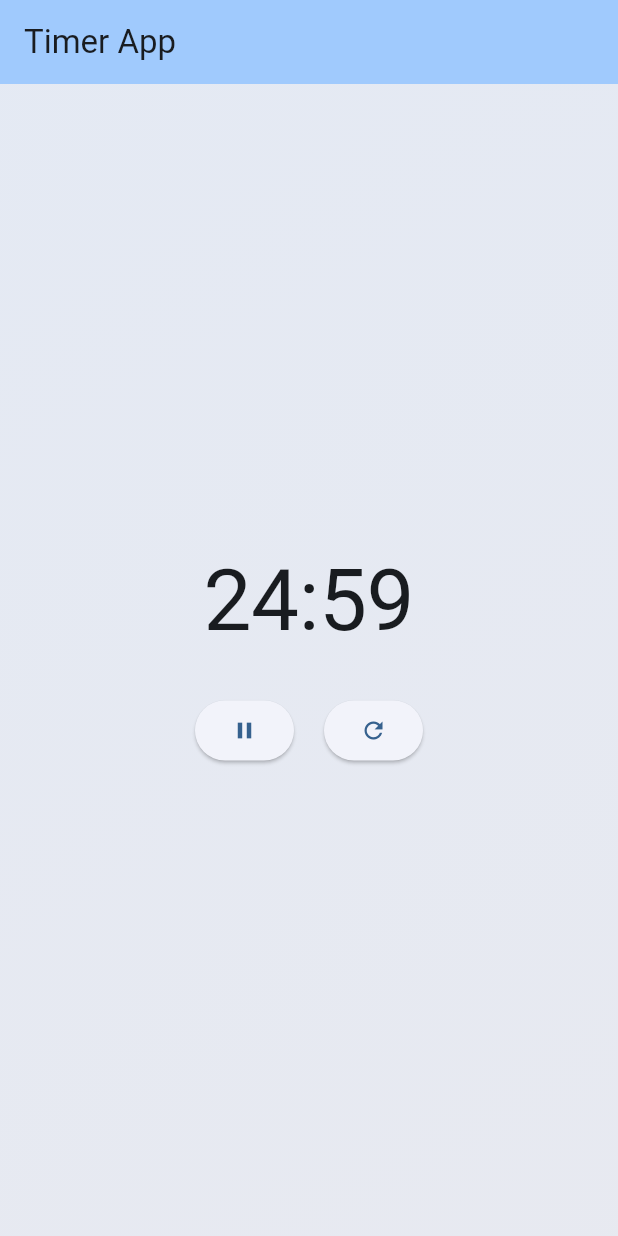
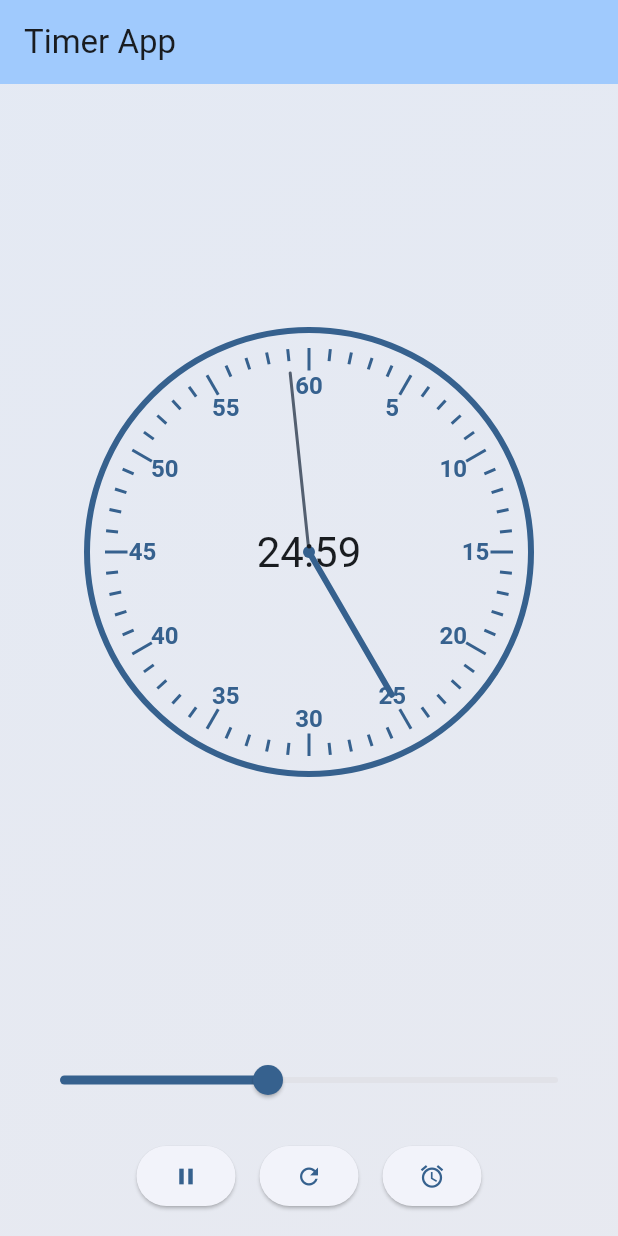
Before and after one commit to entaku0818/feel_time, a Flutter app: the screen it shows after launch, after a tap on the "play arrow" icon, on a phone screen of 412 x 824 dp. Run offline on Flutter 3.47's test engine with Material 3 defaults, Android fonts, the phone set to English and light mode, and no system bars; our stand-ins replace audioplayers.

Commit message:
Add audio player functionality and alarm feature to timer

```diff
--- /dev/null
+++ b/lib/clock_painters.dart
@@ -0,0 +1,117 @@
+import 'dart:math';
+import 'package:flutter/material.dart';
+
+class ClockFacePainter extends CustomPainter {
+  final BuildContext context;
+
+  ClockFacePainter(this.context);
+
+  @override
+  void paint(Canvas canvas, Size size) {
+    final center = Offset(size.width / 2, size.height / 2);
+    final radius = min(size.width, size.height) / 2;
+    final paint = Paint()
+      ..color = Theme.of(context).colorScheme.primary
+      ..style = PaintingStyle.stroke
+      ..strokeWidth = 2;
+
+    // Draw minute markers
+    for (int i = 0; i < 60; i++) {
+      final angle = i * (2 * pi / 60);
+      final markerLength = i % 5 == 0 ? 15.0 : 8.0;
+      final outerPoint = center + Offset(
+        (radius - 10) * cos(angle),
+        (radius - 10) * sin(angle),
+      );
+      final innerPoint = center + Offset(
+        (radius - 10 - markerLength) * cos(angle),
+        (radius - 10 - markerLength) * sin(angle),
+      );
+      canvas.drawLine(innerPoint, outerPoint, paint);
+    }
+
+    // Draw numbers
+    final textPaint = TextPainter(
+      textDirection: TextDirection.ltr,
+      textAlign: TextAlign.center,
+    );
+
+    for (int i = 5; i <= 60; i += 5) {
+      final angle = i * (2 * pi / 60) - pi / 2;
+      final textRadius = radius - 35;
+      final position = center + Offset(
+        textRadius * cos(angle),
+        textRadius * sin(angle),
+      );
+
+      textPaint.text = TextSpan(
+        text: i.toString(),
+        style: TextStyle(
+          color: Theme.of(context).colorScheme.primary,
+          fontSize: 16,
+          fontWeight: FontWeight.bold,
+        ),
+      );
+      textPaint.layout();
+      textPaint.paint(
+        canvas,
+        position + Offset(-textPaint.width / 2, -textPaint.height / 2),
+      );
+    }
+  }
+
+  @override
+  bool shouldRepaint(CustomPainter oldDelegate) => false;
+}
+
+class ClockHandsPainter extends CustomPainter {
+  final BuildContext context;
+  final int remainingSeconds;
+
+  ClockHandsPainter(this.context, this.remainingSeconds);
+
+  @override
+  void paint(Canvas canvas, Size size) {
+    final center = Offset(size.width / 2, size.height / 2);
+    final radius = min(size.width, size.height) / 2;
+
+    // Calculate angles
+    final totalMinutes = remainingSeconds / 60;
+    final minuteAngle = (totalMinutes * (2 * pi / 60)) - pi / 2;
+    final secondAngle = ((remainingSeconds % 60) * (2 * pi / 60)) - pi / 2;
+
+    // Draw minute hand
+    final minuteHandPaint = Paint()
+      ..color = Theme.of(context).colorScheme.primary
+      ..strokeWidth = 4
+      ..strokeCap = StrokeCap.round;
+
+    final minuteHand = center + Offset(
+      (radius - 40) * cos(minuteAngle),
+      (radius - 40) * sin(minuteAngle),
+    );
+    canvas.drawLine(center, minuteHand, minuteHandPaint);
+
+    // Draw second hand
+    final secondHandPaint = Paint()
+      ..color = Theme.of(context).colorScheme.secondary
+      ..strokeWidth = 2
+      ..strokeCap = StrokeCap.round;
+
+    final secondHand = center + Offset(
+      (radius - 30) * cos(secondAngle),
+      (radius - 30) * sin(secondAngle),
+    );
+    canvas.drawLine(center, secondHand, secondHandPaint);
+
+    // Draw center dot
+    final centerDotPaint = Paint()
+      ..color = Theme.of(context).colorScheme.primary
+      ..style = PaintingStyle.fill;
+    canvas.drawCircle(center, 4, centerDotPaint);
+  }
+
+  @override
+  bool shouldRepaint(ClockHandsPainter oldDelegate) =>
+      oldDelegate.remainingSeconds != remainingSeconds;
+}
--- a/lib/main.dart
+++ b/lib/main.dart
@@ -1,6 +1,7 @@
 import 'package:flutter/material.dart';
 import 'package:provider/provider.dart';
 import 'timer_state.dart';
+import 'clock_painters.dart';
 
 void main() {
   runApp(
@@ -59,19 +60,71 @@
             ],
           ),
         ),
+        child: Column(
+          children: [
+            Expanded(
               child: Center(
-          child: Column(
-          mainAxisAlignment: MainAxisAlignment.center,
-          children: <Widget>[
+                child: Stack(
+                  alignment: Alignment.center,
+                  children: [
+                    // Clock face
+                    Container(
+                      width: 300,
+                      height: 300,
+                      decoration: BoxDecoration(
+                        shape: BoxShape.circle,
+                        border: Border.all(
+                          color: Theme.of(context).colorScheme.primary,
+                          width: 4,
+                        ),
+                      ),
+                      child: CustomPaint(
+                        painter: ClockFacePainter(context),
+                      ),
+                    ),
+                    // Clock hands
+                    Consumer<TimerState>(
+                      builder: (context, timerState, child) {
+                        return CustomPaint(
+                          painter: ClockHandsPainter(
+                            context,
+                            timerState.currentDuration,
+                          ),
+                          size: const Size(300, 300),
+                        );
+                      },
+                    ),
+                    // Digital time display
                     Consumer<TimerState>(
                       builder: (context, timerState, child) {
                         return Text(
                           timerState.displayTime,
-                  style: Theme.of(context).textTheme.displayLarge,
+                          style: Theme.of(context).textTheme.headlineMedium,
                         );
                       },
                     ),
-            const SizedBox(height: 30),
+                  ],
+                ),
+              ),
+            ),
+            // Controls
+            Padding(
+              padding: const EdgeInsets.all(16.0),
+              child: Column(
+                children: [
+                  // Duration slider
+                  Consumer<TimerState>(
+                    builder: (context, timerState, child) {
+                      return Slider(
+                        value: timerState.currentDuration / 60,
+                        max: 60,
+                        divisions: 60,
+                        label: '${(timerState.currentDuration / 60).round()} min',
+                        onChanged: (value) => timerState.setDuration(value.round()),
+                      );
+                    },
+                  ),
+                  const SizedBox(height: 16),
                   Row(
                     mainAxisAlignment: MainAxisAlignment.center,
                     children: [
@@ -85,7 +138,7 @@
                           );
                         },
                       ),
-                const SizedBox(width: 20),
+                      const SizedBox(width: 16),
                       Consumer<TimerState>(
                         builder: (context, timerState, child) {
                           return ElevatedButton(
@@ -94,11 +147,28 @@
                           );
                         },
                       ),
+                      const SizedBox(width: 16),
+                      Consumer<TimerState>(
+                        builder: (context, timerState, child) {
+                          return ElevatedButton(
+                            onPressed: timerState.toggleAlarm,
+                            style: ElevatedButton.styleFrom(
+                              backgroundColor: timerState.isAlarmEnabled
+                                  ? Theme.of(context).colorScheme.primary
+                                  : null,
+                            ),
+                            child: const Icon(Icons.alarm),
+                          );
+                        },
+                      ),
                     ],
                   ),
                 ],
               ),
-      )),
+            ),
+          ],
+        ),
+      ),
     );
   }
 }
--- a/lib/timer_state.dart
+++ b/lib/timer_state.dart
@@ -1,6 +1,7 @@
 import 'dart:async';
 import 'package:flutter/foundation.dart';
 import 'package:flutter/material.dart';
+import 'package:audioplayers/audioplayers.dart';
 
 class TimerState extends ChangeNotifier {
   // Color configurations
@@ -13,15 +14,19 @@ class TimerState extends ChangeNotifier {
 
   int _colorIndex = 0;
   double _colorTransition = 0.0; // 0.0 to 1.0 for smooth transition
+  static const int _maxDuration = 60 * 60; // 60 minutes in seconds
   static const int _defaultDuration = 25 * 60; // 25 minutes in seconds
 
   Timer? _timer;
   int _currentDuration = _defaultDuration;
   bool _isRunning = false;
+  bool _isAlarmEnabled = false;
+  final audioPlayer = AudioPlayer();
 
   // Getters
   int get currentDuration => _currentDuration;
   bool get isRunning => _isRunning;
+  bool get isAlarmEnabled => _isAlarmEnabled;
   Color get currentColor => _colors[_colorIndex];
   Color get nextColor => _colors[(_colorIndex + 1) % _colors.length];
   double get colorTransition => _colorTransition;
@@ -76,6 +81,33 @@ class TimerState extends ChangeNotifier {
       notifyListeners();
     } else {
       stop();
+      if (_isAlarmEnabled) {
+        _playAlarm();
+      }
+    }
+  }
+
+  // Set duration in minutes
+  void setDuration(int minutes) {
+    if (minutes > 0 && minutes <= 60) {
+      stop();
+      _currentDuration = minutes * 60;
+      notifyListeners();
+    }
+  }
+
+  // Toggle alarm
+  void toggleAlarm() {
+    _isAlarmEnabled = !_isAlarmEnabled;
+    notifyListeners();
+  }
+
+  // Play alarm sound
+  void _playAlarm() async {
+    try {
+      await audioPlayer.play(AssetSource('alarm.mp3'));
+    } catch (e) {
+      debugPrint('Error playing alarm: $e');
     }
   }
 
--- a/pubspec.yaml
+++ b/pubspec.yaml
@@ -32,6 +32,7 @@ dependencies:
     sdk: flutter
   provider: ^6.1.1
   cupertino_icons: ^1.0.8
+  audioplayers: ^5.2.1
 
 dev_dependencies:
   flutter_test:
@@ -56,9 +57,8 @@ flutter:
   uses-material-design: true
 
   # To add assets to your application, add an assets section, like this:
-  # assets:
-  #   - images/a_dot_burr.jpeg
-  #   - images/a_dot_ham.jpeg
+  assets:
+    - assets/alarm.mp3
 
   # An image asset can refer to one or more resolution-specific "variants", see
   # https://flutter.dev/to/resolution-aware-images
```
Also changed, not shown: pubspec.lock, 12 other files. Lines whose indentation alone changed are shown as unchanged.
